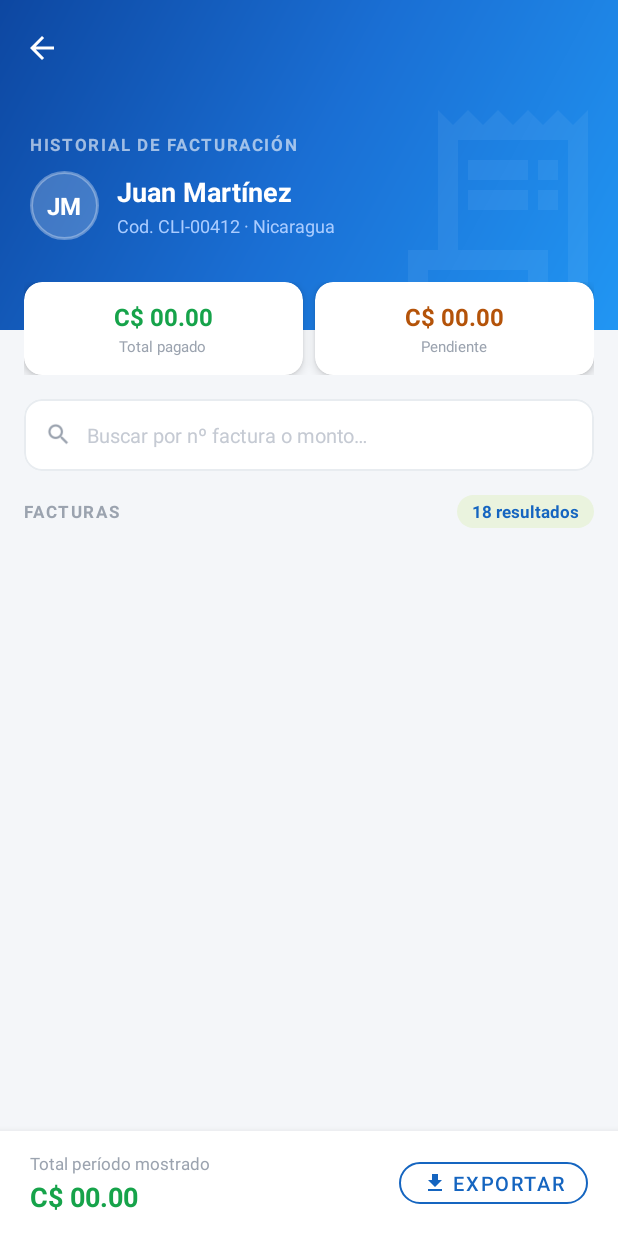
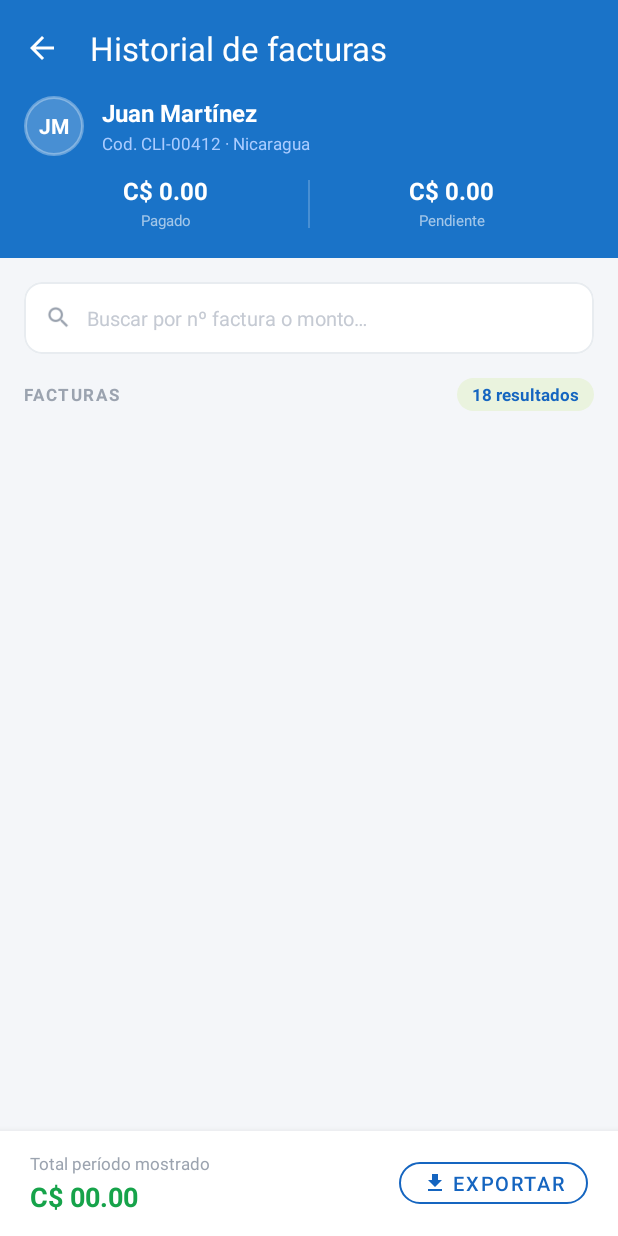
Before and after one commit to GUMADESARROLLO/GMV, an Android app: the layout activity_historico_factura.xml on its own in the app's theme, with its tools: preview values and no code run, on a phone screen of 412 x 824 dp. Run offline under Robolectric (Android 15) with nearby library versions, the phone set to English and light mode, and no system bars.

Commit message:
🐛 [Fix] CLiente moroso no puede montar pedido

```diff
--- a/app/src/main/java/com/unimarksa/gmv/activities/ClienteDetailActivity.kt
+++ b/app/src/main/java/com/unimarksa/gmv/activities/ClienteDetailActivity.kt
@@ -4,10 +4,12 @@ import android.content.Intent
 import android.content.res.ColorStateList
 import android.os.Build
 import android.os.Bundle
+import android.text.Html
 import android.view.View
 import android.view.ViewGroup
 import android.widget.TextView
 import androidx.activity.enableEdgeToEdge
+import androidx.appcompat.app.AlertDialog
 import androidx.appcompat.app.AppCompatActivity
 import androidx.core.content.ContextCompat
 import androidx.core.view.ViewCompat
@@ -60,6 +62,16 @@ class ClienteDetailActivity : AppCompatActivity() {
 
         binding.btnListArticulos.setOnClickListener {
             cliente?.let {
+                val esMoroso = it.moroso.equals("S", ignoreCase = true) || it.moroso == "1" || it.moroso.equals("SI", ignoreCase = true)
+                if (esMoroso) {
+                    val titleHtml = "<font color='#FF0000'>Cliente en Estado de Morosidad</font>"
+                    AlertDialog.Builder(this)
+                        .setTitle(Html.fromHtml(titleHtml, Html.FROM_HTML_MODE_LEGACY))
+                        .setMessage("No se le permite crear pedido.")
+                        .setPositiveButton("OK", null)
+                        .show()
+                    return@setOnClickListener
+                }
                 CartManager.switchToClient(it)
                 startActivity(Intent(this, CatalogoActivity::class.java))
                 overridePendingTransition(R.anim.slide_in_right, R.anim.slide_out_left)
@@ -81,7 +93,9 @@ class ClienteDetailActivity : AppCompatActivity() {
 
         binding.idHistoryLast3m.setOnClickListener {
             startActivity(Intent(this, HistoricoFacturaActivity::class.java)
-                .putExtra("codCliente", cliente?.codCliente ?: ""))
+                .putExtra("codCliente", cliente?.codCliente ?: "")
+                .putExtra("nomCliente", cliente?.nombre ?: "")
+                .putExtra("codTexto", "${cliente?.codCliente ?: ""} · ${cliente?.direccion?.take(30) ?: ""}"))
             overridePendingTransition(R.anim.slide_in_right, R.anim.slide_out_left)
         }
 
--- a/app/src/main/java/com/unimarksa/gmv/adapters/FacturaHistoricoAdapter.kt
+++ b/app/src/main/java/com/unimarksa/gmv/adapters/FacturaHistoricoAdapter.kt
@@ -45,7 +45,7 @@ class FacturaHistoricoAdapter(
 
         if (esPagada) {
             holder.tvBadge.text = "Pagada"
-            holder.tvBadge.setTextColor(ContextCompat.getColor(ctx, R.color.mora_ok))
+            holder.tvBadge.setTextColor(ContextCompat.getColor(ctx, R.color.white))
             holder.tvBadge.setBackgroundResource(R.drawable.bg_badge_green)
             holder.ivIcon.setImageResource(R.drawable.ic_check)
             holder.ivIcon.setColorFilter(ContextCompat.getColor(ctx, R.color.mora_ok))
--- a/app/src/main/res/layout/activity_historico_factura.xml
+++ b/app/src/main/res/layout/activity_historico_factura.xml
@@ -5,83 +5,52 @@
     android:layout_width="match_parent"
     android:layout_height="match_parent"
     android:background="#F4F6F9"
-    android:clipChildren="false"
     android:fitsSystemWindows="true">
 
-    <!-- ===================== APP BAR COLAPSABLE ===================== -->
+    <!-- ===================== TOOLBAR SIMPLE ===================== -->
     <com.google.android.material.appbar.AppBarLayout
         android:id="@+id/app_bar_layout"
         android:layout_width="match_parent"
-        android:layout_height="220dp"
-        android:fitsSystemWindows="true">
+        android:layout_height="wrap_content"
+        android:background="@color/brand_primary"
+        app:elevation="0dp">
 
-        <com.google.android.material.appbar.CollapsingToolbarLayout
-            android:id="@+id/collapsing_toolbar"
+        <LinearLayout
             android:layout_width="match_parent"
-            android:layout_height="match_parent"
-            android:fitsSystemWindows="true"
-            app:contentScrim="#1565C0"
-            app:titleEnabled="false"
-            app:layout_scrollFlags="scroll|exitUntilCollapsed|snap">
+            android:layout_height="wrap_content"
+            android:orientation="vertical">
 
-            <!-- Fondo degradado azul -->
-            <View
+            <androidx.appcompat.widget.Toolbar
+                android:id="@+id/toolbar"
                 android:layout_width="match_parent"
-                android:layout_height="match_parent"
-                android:background="@drawable/bg_header_gradient"
-                app:layout_collapseMode="parallax" />
+                android:layout_height="?attr/actionBarSize"
+                android:theme="@style/ThemeOverlay.MaterialComponents.Dark"
+                app:navigationIcon="@drawable/ic_arrow_back_white"
+                app:title="Historial de facturas"
+                app:titleTextColor="@android:color/white" />
 
-            <!-- Ícono decorativo de fondo -->
-            <ImageView
-                android:layout_width="160dp"
-                android:layout_height="160dp"
-                android:layout_gravity="end|bottom"
-                android:layout_marginEnd="0dp"
-                android:alpha="0.06"
-                android:scaleType="fitCenter"
-                android:src="@drawable/ic_receipt_long"
-                app:tint="@android:color/white"
-                app:layout_collapseMode="parallax" />
-
-            <!-- Contenido del header -->
             <LinearLayout
                 android:layout_width="match_parent"
                 android:layout_height="wrap_content"
-                android:layout_gravity="bottom"
                 android:orientation="vertical"
-                android:paddingStart="20dp"
-                android:paddingEnd="20dp"
-                android:paddingBottom="60dp"
-                app:layout_collapseMode="parallax">
+                android:paddingHorizontal="16dp"
+                android:paddingBottom="16dp">
 
-                <!-- Etiqueta sección -->
-                <TextView
-                    android:layout_width="wrap_content"
-                    android:layout_height="wrap_content"
-                    android:text="HISTORIAL DE FACTURACIÓN"
-                    android:textColor="#99FFFFFF"
-                    android:textSize="11sp"
-                    android:letterSpacing="0.10"
-                    android:textStyle="bold"
-                    android:layout_marginBottom="10dp" />
-
-                <!-- Fila: avatar + datos del cliente -->
                 <LinearLayout
                     android:layout_width="match_parent"
                     android:layout_height="wrap_content"
                     android:gravity="center_vertical"
                     android:orientation="horizontal">
 
-                    <!-- Avatar con iniciales -->
                     <TextView
                         android:id="@+id/tv_avatar"
-                        android:layout_width="46dp"
-                        android:layout_height="46dp"
+                        android:layout_width="40dp"
+                        android:layout_height="40dp"
                         android:background="@drawable/bg_avatar_circle"
                         android:gravity="center"
                         android:text="JM"
                         android:textColor="@android:color/white"
-                        android:textSize="16sp"
+                        android:textSize="14sp"
                         android:textStyle="bold" />
 
                     <LinearLayout
@@ -97,7 +66,7 @@
                             android:layout_height="wrap_content"
                             android:text="Juan Martínez"
                             android:textColor="@android:color/white"
-                            android:textSize="18sp"
+                            android:textSize="16sp"
                             android:textStyle="bold" />
 
                         <TextView
@@ -106,25 +75,84 @@
                             android:layout_height="wrap_content"
                             android:text="Cod. CLI-00412 · Nicaragua"
                             android:textColor="#AACCFF"
-                            android:textSize="12sp"
+                            android:textSize="11sp"
                             android:layout_marginTop="2dp" />
+
+                    </LinearLayout>
+
+                </LinearLayout>
+
+                <!-- Resumen en cards -->
+                <LinearLayout
+                    android:layout_width="match_parent"
+                    android:layout_height="wrap_content"
+                    android:layout_marginTop="12dp"
+                    android:orientation="horizontal"
+                    android:weightSum="2">
+
+                    <LinearLayout
+                        android:layout_width="0dp"
+                        android:layout_height="wrap_content"
+                        android:layout_weight="1"
+                        android:gravity="center"
+                        android:orientation="vertical">
+
+                        <TextView
+                            android:id="@+id/tv_total_pagado"
+                            android:layout_width="wrap_content"
+                            android:layout_height="wrap_content"
+                            android:text="C$ 0.00"
+                            android:textColor="@android:color/white"
+                            android:textSize="16sp"
+                            android:textStyle="bold" />
+
+                        <TextView
+                            android:layout_width="wrap_content"
+                            android:layout_height="wrap_content"
+                            android:text="Pagado"
+                            android:textColor="#99FFFFFF"
+                            android:textSize="10sp"
+                            android:layout_marginTop="2dp" />
+
+                    </LinearLayout>
+
+                    <View
+                        android:layout_width="1dp"
+                        android:layout_height="32dp"
+                        android:layout_marginVertical="4dp"
+                        android:background="#33FFFFFF" />
+
+                    <LinearLayout
+                        android:layout_width="0dp"
+                        android:layout_height="wrap_content"
+                        android:layout_weight="1"
+                        android:gravity="center"
+                        android:orientation="vertical">
+
+                        <TextView
+                            android:id="@+id/tv_total_pendiente"
+                            android:layout_width="wrap_content"
+                            android:layout_height="wrap_content"
+                            android:text="C$ 0.00"
+                            android:textColor="@android:color/white"
+                            android:textSize="16sp"
+                            android:textStyle="bold" />
+
+                        <TextView
+                            android:layout_width="wrap_content"
+                            android:layout_height="wrap_content"
+                            android:text="Pendiente"
+                            android:textColor="#99FFFFFF"
+                            android:textSize="10sp"
+                            android:layout_marginTop="2dp" />
+
                     </LinearLayout>
 
                 </LinearLayout>
 
             </LinearLayout>
 
-            <!-- Toolbar con botón atrás -->
-            <androidx.appcompat.widget.Toolbar
-                android:id="@+id/toolbar"
-                android:layout_width="match_parent"
-                android:layout_height="?attr/actionBarSize"
-                app:layout_collapseMode="pin"
-                app:navigationIcon="@drawable/ic_arrow_back"
-                app:title=""
-                app:popupTheme="@style/ThemeOverlay.AppCompat.Light" />
-
-        </com.google.android.material.appbar.CollapsingToolbarLayout>
+        </LinearLayout>
 
     </com.google.android.material.appbar.AppBarLayout>
 
@@ -133,8 +161,6 @@
         android:id="@+id/nested_scroll_view"
         android:layout_width="match_parent"
         android:layout_height="match_parent"
-        android:clipChildren="false"
-        android:clipToPadding="false"
         android:overScrollMode="never"
         android:paddingBottom="72dp"
         android:scrollbars="none"
@@ -143,95 +169,7 @@
         <LinearLayout
             android:layout_width="match_parent"
             android:layout_height="wrap_content"
-            android:clipChildren="false"
             android:orientation="vertical">
-
-            <!-- ============ TARJETAS DE RESUMEN (flotantes) ============ -->
-            <LinearLayout
-                android:layout_width="match_parent"
-                android:layout_height="wrap_content"
-                android:orientation="horizontal"
-                android:paddingStart="16dp"
-                android:paddingEnd="16dp"
-                android:layout_marginTop="-32dp">
-
-                <!-- Total Pagado -->
-                <com.google.android.material.card.MaterialCardView
-                    android:layout_width="0dp"
-                    android:layout_height="wrap_content"
-                    android:layout_weight="1"
-                    android:layout_marginEnd="4dp"
-                    app:cardBackgroundColor="@android:color/white"
-                    app:cardCornerRadius="12dp"
-                    app:cardElevation="4dp"
-                    app:strokeWidth="0dp">
-
-                    <LinearLayout
-                        android:layout_width="match_parent"
-                        android:layout_height="wrap_content"
-                        android:orientation="vertical"
-                        android:padding="12dp"
-                        android:gravity="center">
-
-                        <TextView
-                            android:id="@+id/tv_total_pagado"
-                            android:layout_width="wrap_content"
-                            android:layout_height="wrap_content"
-                            android:text="C$ 00.00"
-                            android:textColor="#16A34A"
-                            android:textSize="16sp"
-                            android:textStyle="bold" />
-
-                        <TextView
-                            android:layout_width="wrap_content"
-                            android:layout_height="wrap_content"
-                            android:text="Total pagado"
-                            android:textColor="#9BA3AF"
-                            android:textSize="10sp"
-                            android:layout_marginTop="2dp" />
-                    </LinearLayout>
-
-                </com.google.android.material.card.MaterialCardView>
-
-                <!-- Pendiente -->
-                <com.google.android.material.card.MaterialCardView
-                    android:layout_width="0dp"
-                    android:layout_height="wrap_content"
-                    android:layout_weight="1"
-                    android:layout_marginStart="4dp"
-                    app:cardBackgroundColor="@android:color/white"
-                    app:cardCornerRadius="12dp"
-                    app:cardElevation="4dp"
-                    app:strokeWidth="0dp">
-
-                    <LinearLayout
-                        android:layout_width="match_parent"
-                        android:layout_height="wrap_content"
-                        android:orientation="vertical"
-                        android:padding="12dp"
-                        android:gravity="center">
-
-                        <TextView
-                            android:id="@+id/tv_total_pendiente"
-                            android:layout_width="wrap_content"
-                            android:layout_height="wrap_content"
-                            android:text="C$ 00.00"
-                            android:textColor="#B45309"
-                            android:textSize="16sp"
-                            android:textStyle="bold" />
-
-                        <TextView
-                            android:layout_width="wrap_content"
-                            android:layout_height="wrap_content"
-                            android:text="Pendiente"
-                            android:textColor="#9BA3AF"
-                            android:textSize="10sp"
-                            android:layout_marginTop="2dp" />
-                    </LinearLayout>
-
-                </com.google.android.material.card.MaterialCardView>
-
-            </LinearLayout>
 
             <!-- ============ BUSCADOR ============ -->
             <com.google.android.material.card.MaterialCardView
--- a/app/src/main/res/layout/item_factura.xml
+++ b/app/src/main/res/layout/item_factura.xml
@@ -62,7 +62,7 @@
                     android:layout_weight="1"
                     android:text="FAC-2025-0118"
                     android:textColor="#1F2937"
-                    android:textSize="13sp"
+                    android:textSize="15sp"
                     android:textStyle="bold" />
 
                 <TextView
@@ -71,7 +71,7 @@
                     android:layout_height="wrap_content"
                     android:text="C$ 8,400.00"
                     android:textColor="#1F2937"
-                    android:textSize="16sp"
+                    android:textSize="18sp"
                     android:textStyle="bold" />
 
             </LinearLayout>
@@ -91,7 +91,7 @@
                     android:layout_weight="1"
                     android:text="14 mayo 2025"
                     android:textColor="#9BA3AF"
-                    android:textSize="11sp" />
+                    android:textSize="13sp" />
 
                 <!-- Badge de estado (el color se cambia por código) -->
                 <TextView
@@ -104,8 +104,8 @@
                     android:paddingTop="2dp"
                     android:paddingBottom="2dp"
                     android:text="Pagada"
-                    android:textColor="#15803D"
-                    android:textSize="10sp"
+                    android:textColor="@color/white"
+                    android:textSize="12sp"
                     android:textStyle="bold" />
 
             </LinearLayout>
```
